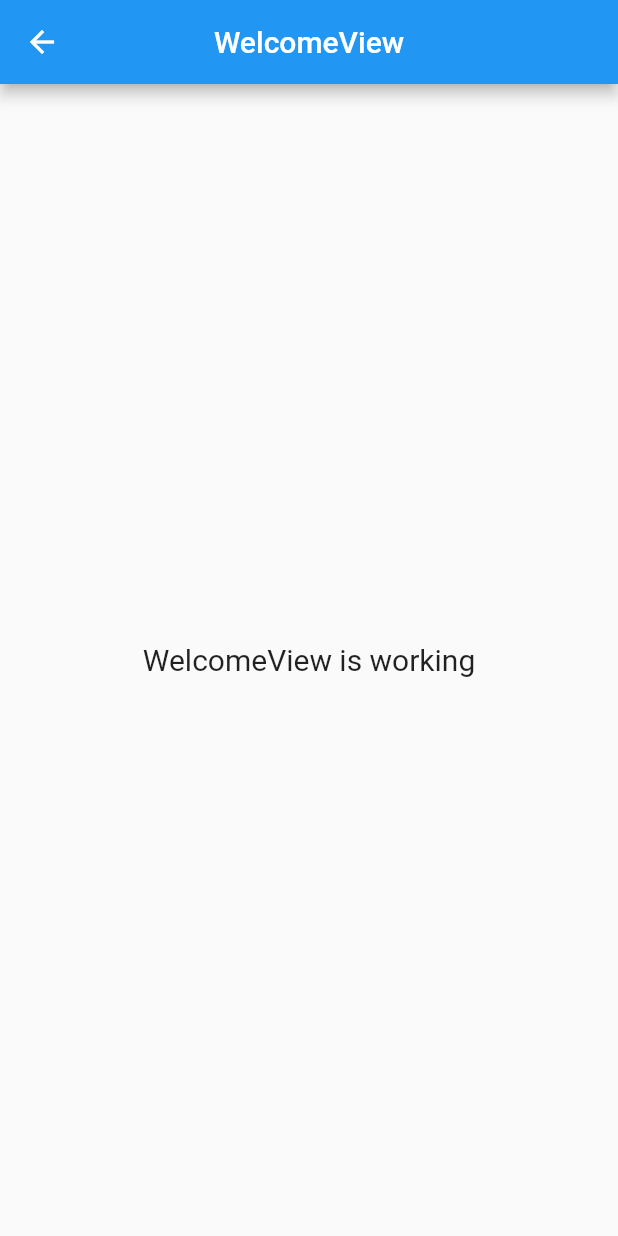
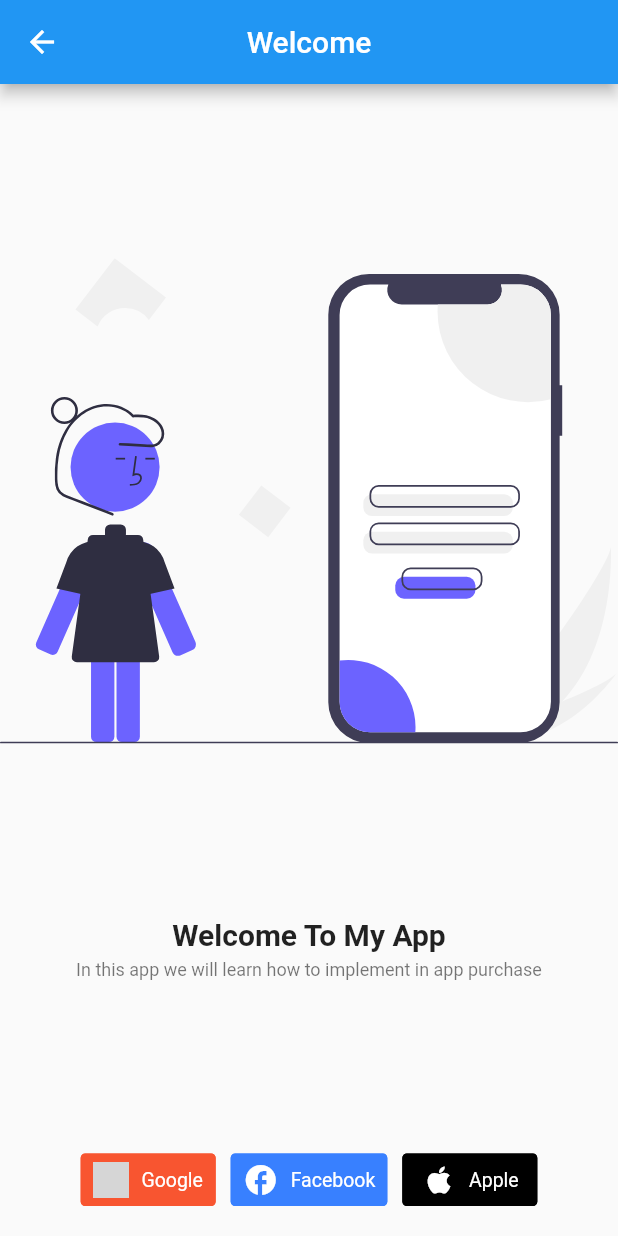
Before and after one commit to alok2811/pim_care, a Flutter app: the WelcomeView screen opened by its route, on a phone screen of 412 x 824 dp. Run offline on Flutter 3.47's test engine with Material 2 defaults, Android fonts, the phone set to English and light mode, and no system bars; drawn by our look-alikes of getwidget; our stand-ins replace firebase_core, flutter_svg, get; accounts and stored records are empty; network calls fail; grey boxes are pictures that could not be loaded.

Commit message:
Update Code

```diff
--- a/lib/app/modules/splash/controllers/splash_controller.dart
+++ b/lib/app/modules/splash/controllers/splash_controller.dart
@@ -1,23 +1,18 @@
+import 'package:flutter/material.dart';
 import 'package:get/get.dart';
+import 'package:pim_core/app/routes/app_pages.dart';
 
 class SplashController extends GetxController {
   //TODO: Implement SplashController
+  Widget flutterIcon = const FlutterLogo(
+    size: 200,
+  );
 
-  final count = 0.obs;
   @override
   void onInit() {
+    // TODO: implement onInit
+    Future.delayed(
+        const Duration(seconds: 3), () => Get.offNamed(Routes.WELCOME));
     super.onInit();
   }
-
-  @override
-  void onReady() {
-    super.onReady();
-  }
-
-  @override
-  void onClose() {
-    super.onClose();
-  }
-
-  void increment() => count.value++;
 }
--- a/lib/app/modules/splash/views/splash_view.dart
+++ b/lib/app/modules/splash/views/splash_view.dart
@@ -1,5 +1,4 @@
 import 'package:flutter/material.dart';
-
 import 'package:get/get.dart';
 
 import '../controllers/splash_controller.dart';
@@ -9,11 +8,9 @@ class SplashView extends GetView<SplashController> {
 
   @override
   Widget build(BuildContext context) {
-    return const Scaffold(
+    return Scaffold(
       body: Center(
-        child: FlutterLogo(
-          size: 200,
-        ),
+        child: controller.flutterIcon,
       ),
     );
   }
--- a/lib/app/modules/welcome/views/welcome_view.dart
+++ b/lib/app/modules/welcome/views/welcome_view.dart
@@ -1,6 +1,8 @@
 import 'package:flutter/material.dart';
-
+import 'package:flutter_svg/flutter_svg.dart';
 import 'package:get/get.dart';
+import 'package:getwidget/components/button/gf_button.dart';
+import 'package:pim_core/utils/app_assets.dart';
 
 import '../controllers/welcome_controller.dart';
 
@@ -10,14 +12,74 @@ class WelcomeView extends GetView<WelcomeController> {
   Widget build(BuildContext context) {
     return Scaffold(
       appBar: AppBar(
-        title: const Text('WelcomeView'),
+        title: const Text('Welcome'),
         centerTitle: true,
       ),
-      body: const Center(
-        child: Text(
-          'WelcomeView is working',
-          style: TextStyle(fontSize: 20),
-        ),
+      body: Column(
+        mainAxisAlignment: MainAxisAlignment.center,
+        crossAxisAlignment: CrossAxisAlignment.center,
+        children: [
+          SvgPicture.asset(
+            AppAssets.assetsLoginSvg,
+          ),
+          Text(
+            'Welcome To My App',
+            style: context.textTheme.titleMedium
+                ?.copyWith(fontSize: 20, fontWeight: FontWeight.w600),
+            textAlign: TextAlign.center,
+          ),
+          SizedBox(
+            height: 5,
+          ),
+          Text(
+            'In this app we will learn how to implement in app purchase',
+            style: context.textTheme.bodySmall,
+            textAlign: TextAlign.center,
+          ),
+          Spacer(),
+          Row(
+            mainAxisAlignment: MainAxisAlignment.center,
+            crossAxisAlignment: CrossAxisAlignment.center,
+            children: [
+              GFButton(
+                onPressed: () {},
+                text: "Google",
+                color: const Color(0xffF85530),
+                icon: const ImageIcon(
+                  NetworkImage(
+                      'http://pngimg.com/uploads/google/google_PNG19635.png'),
+                  color: Colors.white,
+                ),
+              ),
+              const SizedBox(
+                width: 10,
+              ),
+              GFButton(
+                onPressed: () {},
+                text: "Facebook",
+                icon: const Icon(
+                  Icons.facebook,
+                  color: Colors.white,
+                ),
+              ),
+              const SizedBox(
+                width: 10,
+              ),
+              GFButton(
+                onPressed: () {},
+                text: "Apple",
+                color: Colors.black,
+                icon: const Icon(
+                  Icons.apple,
+                  color: Colors.white,
+                ),
+              ),
+            ],
+          ),
+          SizedBox(
+            height: 20,
+          )
+        ],
       ),
     );
   }
--- a/lib/main.dart
+++ b/lib/main.dart
@@ -1,9 +1,8 @@
+import 'package:firebase_core/firebase_core.dart';
 import 'package:flutter/material.dart';
-
 import 'package:get/get.dart';
 
 import 'app/routes/app_pages.dart';
-import 'package:firebase_core/firebase_core.dart';
 import 'firebase_options.dart';
 
 void main() async {
@@ -23,8 +22,10 @@ class MyApp extends StatelessWidget {
   Widget build(BuildContext context) {
     return GetMaterialApp(
       debugShowCheckedModeBanner: false,
+      navigatorKey: Get.key,
       title: "Application",
       initialRoute: AppPages.INITIAL,
+      defaultTransition: Transition.rightToLeftWithFade,
       getPages: AppPages.routes,
     );
   }
--- /dev/null
+++ b/lib/utils/app_assets.dart
@@ -0,0 +1,6 @@
+///This file is automatically generated. DO NOT EDIT, all your changes would be lost.
+class AppAssets {
+  AppAssets._();
+
+  static const String assetsLoginSvg = 'assets/login_svg.svg';
+}
--- a/pubspec.yaml
+++ b/pubspec.yaml
@@ -18,8 +18,10 @@ dependencies:
   cloud_functions: ^4.1.1
   firebase_storage: ^11.1.1
   firebase_messaging: ^14.4.1
+
   get_storage: ^2.1.1
   getwidget: ^3.1.1
+  flutter_svg: ^2.0.5
 
 
 dev_dependencies:
@@ -29,3 +31,5 @@ dev_dependencies:
 
 flutter:
   uses-material-design: true
+  assets:
+    - assets/
```
Also changed, not shown: assets/login_svg.svg (added), pubspec.lock.
